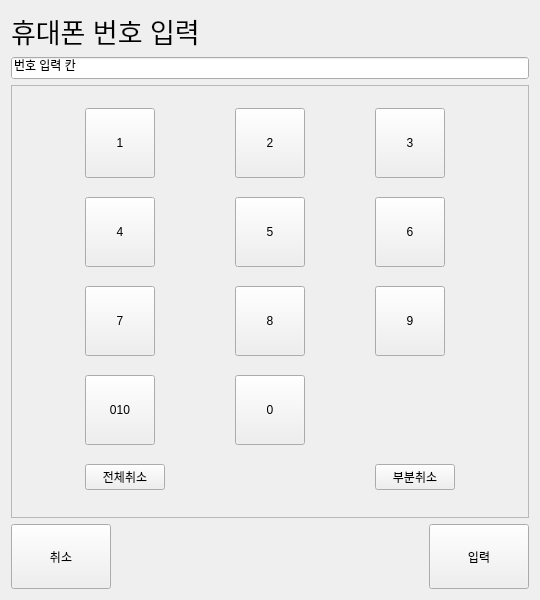
minki9252/TheVentiKiosk, file VentiApp/Point/pointinputview.ui: the form before one commit.
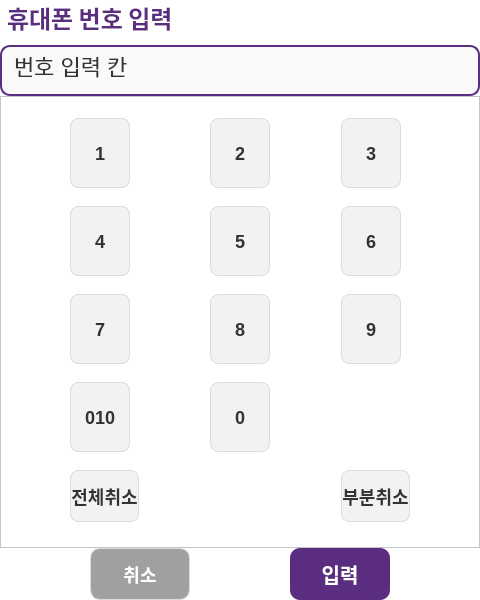
The form after the commit.

Diff of the .ui file:
```diff
--- a/VentiApp/Point/pointinputview.ui
+++ b/VentiApp/Point/pointinputview.ui
@@ -6,41 +6,123 @@
    <rect>
     <x>0</x>
     <y>0</y>
-    <width>540</width>
+    <width>480</width>
     <height>600</height>
    </rect>
   </property>
-  <property name="sizePolicy">
-   <sizepolicy hsizetype="Fixed" vsizetype="Fixed">
-    <horstretch>0</horstretch>
-    <verstretch>0</verstretch>
-   </sizepolicy>
-  </property>
   <property name="minimumSize">
    <size>
-    <width>540</width>
-    <height>600</height>
+    <width>0</width>
+    <height>0</height>
    </size>
   </property>
   <property name="maximumSize">
    <size>
-    <width>540</width>
-    <height>600</height>
+    <width>16777215</width>
+    <height>16777215</height>
    </size>
   </property>
   <property name="windowTitle">
    <string>Form</string>
   </property>
+  <property name="styleSheet">
+   <string notr="true">/* 전반적인 위젯 배경 */
+QWidget {
+    background-color: #FFFFFF;
+    font-family: &quot;Malgun Gothic&quot;, sans-serif;
+}
+
+/* 제목 레이블 (예: 쿠폰 입력, 결제 수단 선택) */
+QLabel#label, QLabel#label_3, QLabel#label_title {
+    color: #5A2D81;
+    font-weight: bold;
+    font-size: 24px;
+    margin-bottom: 10px;
+}
+
+/* 숫자 입력칸 (QLineEdit) */
+QLineEdit {
+    border: 2px solid #5A2D81;
+    border-radius: 10px;
+    padding: 10px;
+    font-size: 22px;
+    color: #333333;
+    background-color: #F9F9F9;
+}
+
+/* 일반 버튼 (숫자 패드 등) */
+QPushButton {
+    background-color: #F2F2F2;
+    border: 1px solid #DCDCDC;
+    border-radius: 8px;
+    font-size: 18px;
+    font-weight: bold;
+    color: #333333;
+    min-height: 50px;
+}
+
+QPushButton:pressed {
+    background-color: #E0E0E0;
+}
+
+/* 포인트 버튼 (확인, 결제하기, APP쿠폰 등) */
+QPushButton#pushButton_15, QPushButton#btnPay, QPushButton#coupon_app_btn, QPushButton#btn_insert_card {
+    background-color: #5A2D81;
+    color: #FFFFFF;
+    border: none;
+    border-radius: 10px;
+    font-size: 20px;
+}
+
+QPushButton:hover {
+    background-color: #723D9D;
+}
+
+/* 취소/이전 버튼 */
+QPushButton#pushButton_14, QPushButton#btnCancel, QPushButton#btn_cancel {
+    background-color: #A0A0A0;
+    color: #FFFFFF;
+    border-radius: 10px;
+}
+
+/* 결과창 레이블 (조회 성공/실패) */
+QLabel#label[text=&quot;조회 성공&quot;] {
+    color: #2D815A;
+    font-size: 20px;
+}
+
+QLabel#label_2[text=&quot;조회 실패&quot;] {
+    color: #D32F2F;
+    font-size: 20px;
+}</string>
+  </property>
   <layout class="QVBoxLayout" name="verticalLayout">
+   <property name="spacing">
+    <number>0</number>
+   </property>
+   <property name="leftMargin">
+    <number>0</number>
+   </property>
+   <property name="topMargin">
+    <number>0</number>
+   </property>
+   <property name="rightMargin">
+    <number>0</number>
+   </property>
+   <property name="bottomMargin">
+    <number>0</number>
+   </property>
    <item>
     <widget class="QLabel" name="label">
      <property name="font">
       <font>
-       <pointsize>20</pointsize>
+       <family>Malgun Gothic</family>
+       <pointsize>-1</pointsize>
+       <bold>true</bold>
       </font>
      </property>
      <property name="autoFillBackground">
-      <bool>true</bool>
+      <bool>false</bool>
      </property>
      <property name="text">
       <string>휴대폰 번호 입력</string>
@@ -50,7 +132,7 @@
    <item>
     <widget class="QLineEdit" name="lineEdit">
      <property name="autoFillBackground">
-      <bool>true</bool>
+      <bool>false</bool>
      </property>
      <property name="text">
       <string>번호 입력 칸</string>
@@ -68,8 +150,33 @@
        <verstretch>0</verstretch>
       </sizepolicy>
      </property>
+     <property name="maximumSize">
+      <size>
+       <width>16777215</width>
+       <height>16777215</height>
+      </size>
+     </property>
      <property name="autoFillBackground">
-      <bool>true</bool>
+      <bool>false</bool>
+     </property>
+     <property name="styleSheet">
+      <string notr="true">/* 전체 위젯의 강제 너비 제한 해제 */
+QWidget#PointInputView, QWidget#PointResultView {
+    background-color: #FFFFFF;
+    min-width: 400px; /* 최소 너비만 보장 */
+    max-width: 1000px; /* 최대치는 넉넉하게 설정하여 잘림 방지 */
+}
+
+/* 레이아웃 내부 요소들이 삐져나가지 않도록 패딩 조정 */
+QVBoxLayout, QHBoxLayout {
+    padding-right: 10px; /* 오른쪽 끝에 여백을 살짝 주어 잘림 현상 시각적 방지 */
+}
+
+/* 버튼들이 가로로 너무 꽉 차지 않게 설정 */
+QPushButton {
+    margin-right: 5px;
+    margin-left: 5px;
+}</string>
      </property>
      <property name="frameShape">
       <enum>QFrame::Shape::StyledPanel</enum>
@@ -244,14 +351,14 @@
    <item>
     <layout class="QHBoxLayout" name="horizontalLayout_2">
      <property name="spacing">
-      <number>6</number>
+      <number>0</number>
      </property>
      <item>
       <widget class="QPushButton" name="pushButton_14">
        <property name="minimumSize">
         <size>
          <width>100</width>
-         <height>65</height>
+         <height>52</height>
         </size>
        </property>
        <property name="maximumSize">
@@ -270,9 +377,12 @@
        <property name="orientation">
         <enum>Qt::Orientation::Horizontal</enum>
        </property>
+       <property name="sizeType">
+        <enum>QSizePolicy::Policy::Preferred</enum>
+       </property>
        <property name="sizeHint" stdset="0">
         <size>
-         <width>40</width>
+         <width>10</width>
          <height>20</height>
         </size>
        </property>
@@ -283,7 +393,7 @@
        <property name="minimumSize">
         <size>
          <width>100</width>
-         <height>65</height>
+         <height>50</height>
         </size>
        </property>
        <property name="maximumSize">
```
